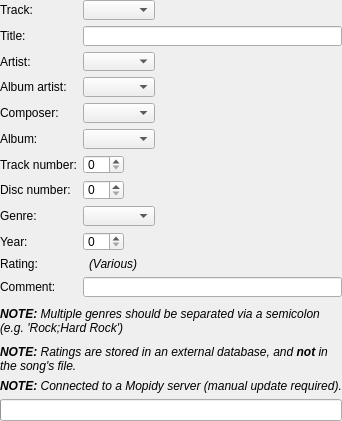
CDrummond/cantata, file tags/tageditor.ui: the form before one commit.
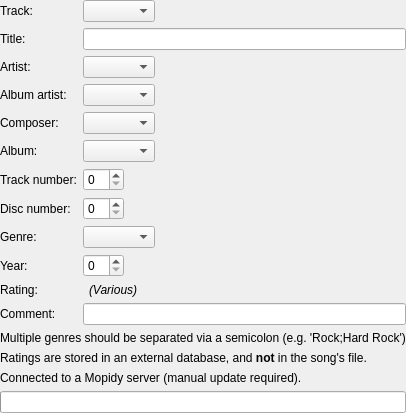
The form after the commit. Custom widgets are drawn as their Qt base class.

Commit message: Add note-label classes to ensure consistency

Patch:
```diff
--- a/tags/tageditor.ui
+++ b/tags/tageditor.ui
@@ -189,95 +189,45 @@
   </layout>
   </item>
   <item>
-   <spacer name="verticalSpacer_3x">
-    <property name="orientation">
-     <enum>Qt::Vertical</enum>
-    </property>
-    <property name="sizeType">
-     <enum>QSizePolicy::Fixed</enum>
-    </property>
-    <property name="sizeHint" stdset="0">
-     <size>
-      <width>20</width>
-      <height>4</height>
-     </size>
-    </property>
-   </spacer>
-  </item>
-  <item>
-   <widget class="QLabel" name="label_7x">
+   <widget class="PlainNoteLabel" name="label_7x">
     <property name="text">
-     <string>&lt;i&gt;&lt;b&gt;NOTE:&lt;/b&gt; Multiple genres should be separated via a semicolon (e.g. 'Rock;Hard Rock')&lt;/i&gt;</string>
+     <string>Multiple genres should be separated via a semicolon (e.g. 'Rock;Hard Rock')</string>
     </property>
-    <property name="alignment">
-     <set>Qt::AlignLeading|Qt::AlignLeft|Qt::AlignTop</set>
-    </property>
-    <property name="wordWrap">
-     <bool>true</bool>
-    </property>
-    <property name="textInteractionFlags">
-     <set>Qt::NoTextInteraction</set>
-    </property>
    </widget>
   </item>
   <item>
-   <spacer name="verticalSpacer_3y">
-    <property name="orientation">
-     <enum>Qt::Vertical</enum>
-    </property>
-    <property name="sizeType">
-     <enum>QSizePolicy::Fixed</enum>
-    </property>
-    <property name="sizeHint" stdset="0">
-     <size>
-      <width>20</width>
-      <height>4</height>
-     </size>
-    </property>
-   </spacer>
-  </item>
-  <item>
-   <widget class="QLabel" name="label_7y">
+   <widget class="PlainNoteLabel" name="label_7y">
     <property name="text">
-     <string>&lt;i&gt;&lt;b&gt;NOTE:&lt;/b&gt; Ratings are stored in an external database, and &lt;b&gt;not&lt;/b&gt; in the song's file.&lt;/i&gt;</string>
+     <string>Ratings are stored in an external database, and &lt;b&gt;not&lt;/b&gt; in the song's file.</string>
     </property>
-    <property name="alignment">
-     <set>Qt::AlignLeading|Qt::AlignLeft|Qt::AlignTop</set>
-    </property>
-    <property name="wordWrap">
-     <bool>true</bool>
-    </property>
-    <property name="textInteractionFlags">
-     <set>Qt::NoTextInteraction</set>
-    </property>
    </widget>
   </item>
   <item>
-   <spacer name="mopidyNoteSpacer">
-    <property name="orientation">
-     <enum>Qt::Vertical</enum>
-    </property>
-    <property name="sizeType">
-     <enum>QSizePolicy::MinimumExpanding</enum>
-    </property>
-    <property name="sizeHint" stdset="0">
-     <size>
-      <width>20</width>
-      <height>0</height>
-     </size>
-    </property>
-   </spacer>
-  </item>
-  <item>
-   <widget class="UrlLabel" name="mopidyNote">
+   <widget class="PlainUrlNoteLabel" name="mopidyNote">
     <property name="text" stdset="0">
-     <string>&lt;i&gt;&lt;b&gt;NOTE:&lt;/b&gt; Connected to a Mopidy server (manual update required).&lt;/i&gt;</string>
+     <string>Connected to a Mopidy server (manual update required).</string>
     </property>
    </widget>
   </item>
   <item>
    <widget class="QProgressBar" name="progress"/>
    </item>
+   <item>
+    <spacer name="verticalSpacer_2">
+     <property name="orientation">
+      <enum>Qt::Vertical</enum>
+     </property>
+     <property name="sizeType">
+      <enum>QSizePolicy::Expanding</enum>
+     </property>
+     <property name="sizeHint" stdset="0">
+      <size>
+       <width>20</width>
+       <height>2</height>
+      </size>
+     </property>
+    </spacer>
+   </item>
   </layout>
  </widget>
  <customwidgets>
@@ -306,6 +256,16 @@
    <extends>QLabel</extends>
    <header>widgets/statelabel.h</header>
   </customwidget>
+  <customwidget>
+   <class>PlainNoteLabel</class>
+   <extends>QLabel</extends>
+   <header>widgets/notelabel.h</header>
+  </customwidget>
+  <customwidget>
+   <class>PlainUrlNoteLabel</class>
+   <extends>QLabel</extends>
+   <header>widgets/notelabel.h</header>
+  </customwidget>
   <customwidget>
    <class>UrlLabel</class>
    <extends>QLabel</extends>
```
The commit also changes 24 other files.
